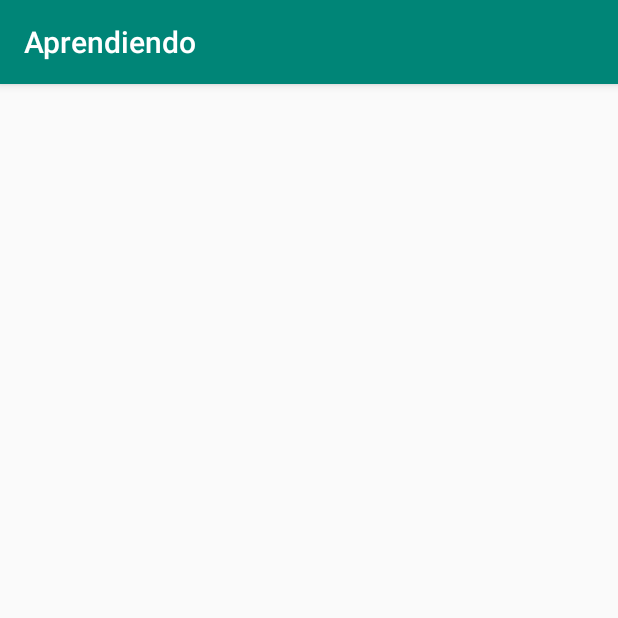
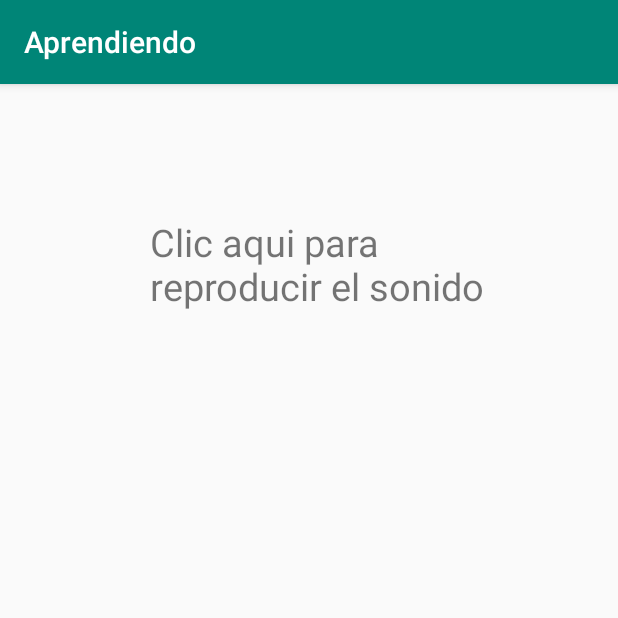
Before and after one commit to ingjuandiegobonilla/comohaceraplicacionesdesde0ejercicios, an Android app: the screen it shows after launch (MainActivity), on a phone screen of 412 x 824 dp, the top half of it. Run offline under Robolectric (Android 15) with nearby library versions, the phone set to English and light mode, and no system bars.

Commit message:
Reproducir sonido con SoundPool

```diff
--- a/app/src/main/java/com/example/aprendiendo/MainActivity.java
+++ b/app/src/main/java/com/example/aprendiendo/MainActivity.java
@@ -2,15 +2,19 @@ package com.example.aprendiendo;
 
 import androidx.appcompat.app.AppCompatActivity;
 
+import android.media.AudioManager;
+import android.media.SoundPool;
 import android.os.Bundle;
+import android.util.Log;
+import android.view.MotionEvent;
 import android.view.View;
-import android.view.animation.Animation;
-import android.view.animation.AnimationUtils;
-import android.widget.Button;
-import android.widget.ImageView;
 
-public class MainActivity extends AppCompatActivity  {
 
+public class MainActivity extends AppCompatActivity implements View.OnTouchListener {
+
+    private SoundPool soundPool;
+    private int soundID;
+    boolean loaded = false;
 
 
     @Override
@@ -18,7 +22,35 @@ public class MainActivity extends AppCompatActivity  {
         super.onCreate(savedInstanceState);
         setContentView(R.layout.activity_main);
 
+        View view = findViewById(R.id.tv);
+        view.setOnTouchListener(this);
+        this.setVolumeControlStream(AudioManager.STREAM_MUSIC);
+
+        soundPool = new SoundPool(10,AudioManager.STREAM_MUSIC,0);
+        soundPool.setOnLoadCompleteListener(new SoundPool.OnLoadCompleteListener() {
+            @Override
+            public void onLoadComplete(SoundPool soundPool, int sampleId, int status) {
+                loaded = true;
+            }
+        });
+        soundID = soundPool.load(this,R.raw.audio,1);
+
     }
 
 
+    @Override
+    public boolean onTouch(View v, MotionEvent event) {
+        if (event.getAction() == MotionEvent.ACTION_DOWN){
+            AudioManager audioManager = (AudioManager) getSystemService(AUDIO_SERVICE);
+            float actualVolume = (float) audioManager.getStreamVolume(AudioManager.STREAM_MUSIC);
+            float maxVolume = (float) audioManager.getStreamMaxVolume(AudioManager.STREAM_MUSIC);
+            float volume = actualVolume/maxVolume;
+
+            if(loaded){
+                soundPool.play(soundID, volume, volume, 1, 0, 1f);
+                Log.e("Test","Played sound");
+            }
+         }
+        return false;
+    }
 }
--- a/app/src/main/res/layout/activity_main.xml
+++ b/app/src/main/res/layout/activity_main.xml
@@ -7,4 +7,14 @@
     tools:context=".MainActivity">
 
 
+    <TextView
+        android:id="@+id/tv"
+        android:layout_width="226dp"
+        android:layout_height="93dp"
+        android:layout_marginStart="100dp"
+        android:layout_marginTop="88dp"
+        android:text="@string/text_sound"
+        android:textSize="25dp"
+        app:layout_constraintStart_toStartOf="parent"
+        app:layout_constraintTop_toTopOf="parent" />
 </androidx.constraintlayout.widget.ConstraintLayout>
--- a/app/src/main/res/values/strings.xml
+++ b/app/src/main/res/values/strings.xml
@@ -1,3 +1,5 @@
 <resources>
     <string name="app_name">Aprendiendo</string>
+    <string name="cuadro_de_dialogo">Cuadro de dialogo</string>
+    <string name="text_sound">Clic aqui para reproducir el sonido</string>
 </resources>
```
Also changed, not shown: 1 other file.
